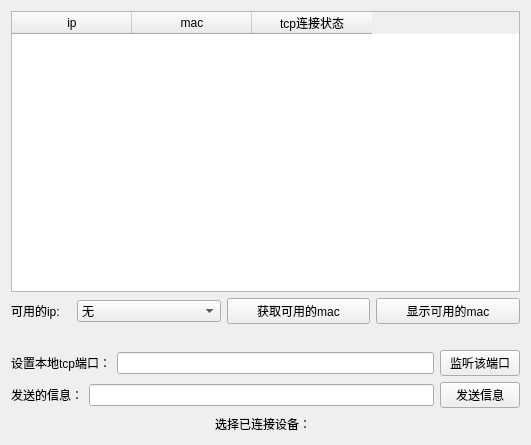
This is arpactdev.ui in VictorySong/ls as Qt 5 draws it before an edit. The edited form follows.
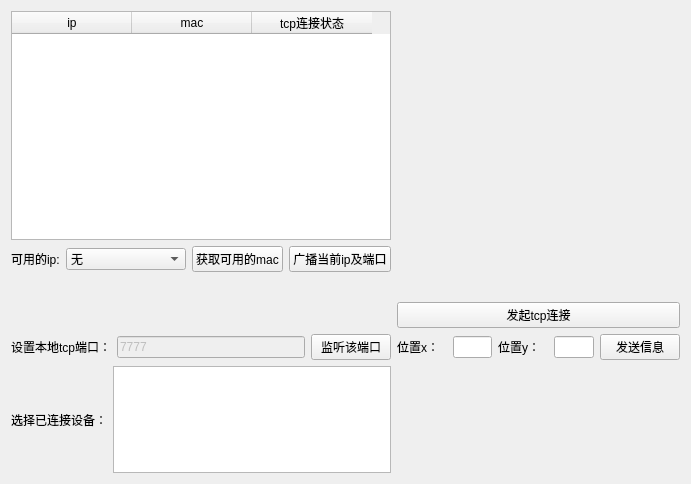
This is the edited form.

```diff
--- a/arpactdev.ui
+++ b/arpactdev.ui
@@ -6,8 +6,8 @@
    <rect>
     <x>0</x>
     <y>0</y>
-    <width>531</width>
-    <height>445</height>
+    <width>691</width>
+    <height>484</height>
    </rect>
   </property>
   <property name="windowTitle">
@@ -96,7 +96,7 @@
        <item>
         <widget class="QPushButton" name="pushButton">
          <property name="text">
-          <string>显示可用的mac</string>
+          <string>广播当前ip及端口</string>
          </property>
         </widget>
        </item>
@@ -104,6 +104,18 @@
      </item>
      <item>
       <widget class="QLabel" name="dev_tip">
+       <property name="sizePolicy">
+        <sizepolicy hsizetype="Preferred" vsizetype="Minimum">
+         <horstretch>0</horstretch>
+         <verstretch>0</verstretch>
+        </sizepolicy>
+       </property>
+       <property name="minimumSize">
+        <size>
+         <width>0</width>
+         <height>50</height>
+        </size>
+       </property>
        <property name="text">
         <string/>
        </property>
@@ -113,6 +125,30 @@
       <layout class="QHBoxLayout" name="horizontalLayout_2">
        <item>
         <widget class="QLabel" name="label_2">
+         <property name="sizePolicy">
+          <sizepolicy hsizetype="Minimum" vsizetype="Preferred">
+           <horstretch>0</horstretch>
+           <verstretch>0</verstretch>
+          </sizepolicy>
+         </property>
+         <property name="minimumSize">
+          <size>
+           <width>100</width>
+           <height>0</height>
+          </size>
+         </property>
+         <property name="maximumSize">
+          <size>
+           <width>300</width>
+           <height>16777215</height>
+          </size>
+         </property>
+         <property name="baseSize">
+          <size>
+           <width>300</width>
+           <height>0</height>
+          </size>
+         </property>
          <property name="text">
           <string>设置本地tcp端口：</string>
          </property>
@@ -120,8 +156,11 @@
        </item>
        <item>
         <widget class="QLineEdit" name="tcpport">
+         <property name="enabled">
+          <bool>false</bool>
+         </property>
          <property name="text">
-          <string/>
+          <string>7777</string>
          </property>
          <property name="maxLength">
           <number>4</number>
@@ -140,39 +179,6 @@
        </item>
       </layout>
      </item>
-     <item>
-      <layout class="QHBoxLayout" name="horizontalLayout_3">
-       <item>
-        <widget class="QLabel" name="label_3">
-         <property name="sizePolicy">
-          <sizepolicy hsizetype="Preferred" vsizetype="Minimum">
-           <horstretch>0</horstretch>
-           <verstretch>0</verstretch>
-          </sizepolicy>
-         </property>
-         <property name="minimumSize">
-          <size>
-           <width>0</width>
-           <height>20</height>
-          </size>
-         </property>
-         <property name="text">
-          <string>发送的信息：</string>
-         </property>
-        </widget>
-       </item>
-       <item>
-        <widget class="QLineEdit" name="lineEdit"/>
-       </item>
-       <item>
-        <widget class="QPushButton" name="pushButton_2">
-         <property name="text">
-          <string>发送信息</string>
-         </property>
-        </widget>
-       </item>
-      </layout>
-     </item>
     </layout>
    </item>
    <item row="1" column="1">
@@ -203,10 +209,119 @@
       </widget>
      </item>
      <item>
-      <layout class="QVBoxLayout" name="connecteddev"/>
+      <layout class="QVBoxLayout" name="connecteddev">
+       <item>
+        <widget class="QListView" name="listView"/>
+       </item>
+      </layout>
      </item>
     </layout>
    </item>
+   <item row="0" column="2">
+    <layout class="QVBoxLayout" name="verticalLayout_2">
+     <item>
+      <widget class="QLabel" name="udpget">
+       <property name="sizePolicy">
+        <sizepolicy hsizetype="Minimum" vsizetype="Preferred">
+         <horstretch>0</horstretch>
+         <verstretch>0</verstretch>
+        </sizepolicy>
+       </property>
+       <property name="minimumSize">
+        <size>
+         <width>60</width>
+         <height>0</height>
+        </size>
+       </property>
+       <property name="text">
+        <string/>
+       </property>
+      </widget>
+     </item>
+     <item>
+      <widget class="QLabel" name="tcpget">
+       <property name="text">
+        <string/>
+       </property>
+      </widget>
+     </item>
+     <item>
+      <widget class="QPushButton" name="newtcpconnect">
+       <property name="text">
+        <string>发起tcp连接</string>
+       </property>
+      </widget>
+     </item>
+     <item>
+      <layout class="QHBoxLayout" name="horizontalLayout_3">
+       <item>
+        <widget class="QLabel" name="label_3">
+         <property name="sizePolicy">
+          <sizepolicy hsizetype="Minimum" vsizetype="Minimum">
+           <horstretch>0</horstretch>
+           <verstretch>0</verstretch>
+          </sizepolicy>
+         </property>
+         <property name="minimumSize">
+          <size>
+           <width>50</width>
+           <height>20</height>
+          </size>
+         </property>
+         <property name="baseSize">
+          <size>
+           <width>0</width>
+           <height>0</height>
+          </size>
+         </property>
+         <property name="text">
+          <string>位置x：</string>
+         </property>
+        </widget>
+       </item>
+       <item>
+        <widget class="QLineEdit" name="lineEditx"/>
+       </item>
+       <item>
+        <widget class="QLabel" name="label_5">
+         <property name="sizePolicy">
+          <sizepolicy hsizetype="Minimum" vsizetype="Preferred">
+           <horstretch>0</horstretch>
+           <verstretch>0</verstretch>
+          </sizepolicy>
+         </property>
+         <property name="minimumSize">
+          <size>
+           <width>50</width>
+           <height>0</height>
+          </size>
+         </property>
+         <property name="text">
+          <string>位置y：</string>
+         </property>
+        </widget>
+       </item>
+       <item>
+        <widget class="QLineEdit" name="lineEdity"/>
+       </item>
+       <item>
+        <widget class="QPushButton" name="pushButton_2">
+         <property name="text">
+          <string>发送信息</string>
+         </property>
+        </widget>
+       </item>
+      </layout>
+     </item>
+    </layout>
+   </item>
+   <item row="1" column="2">
+    <widget class="QLabel" name="statusLabel">
+     <property name="text">
+      <string/>
+     </property>
+    </widget>
+   </item>
   </layout>
  </widget>
  <resources/>
```
